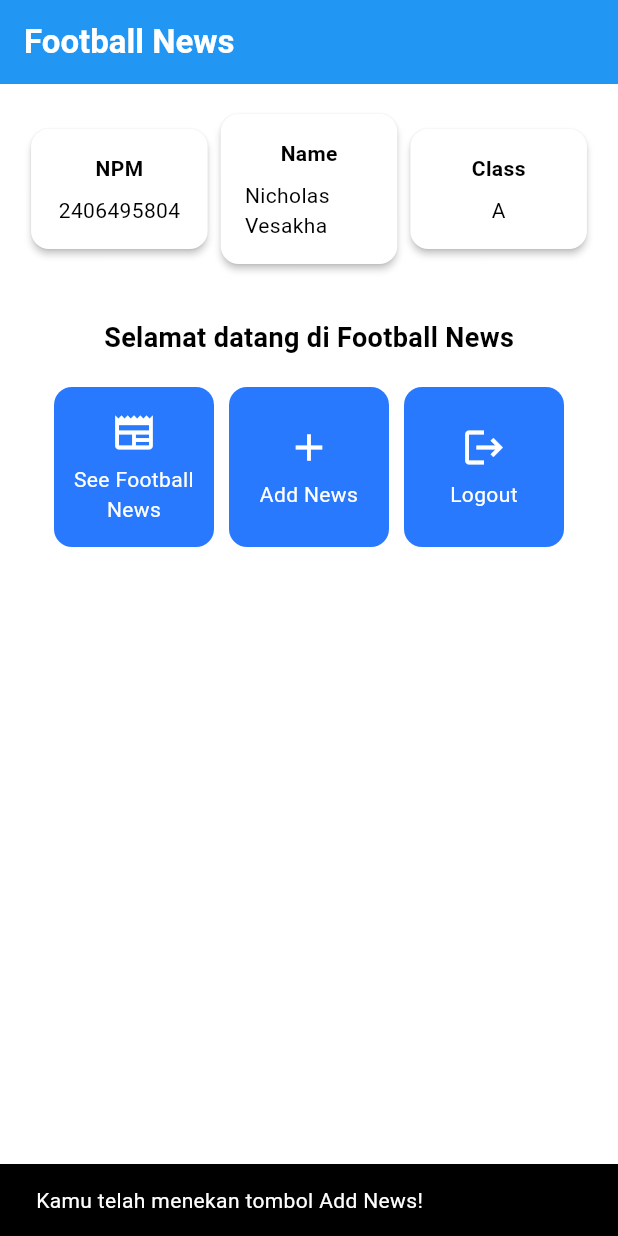
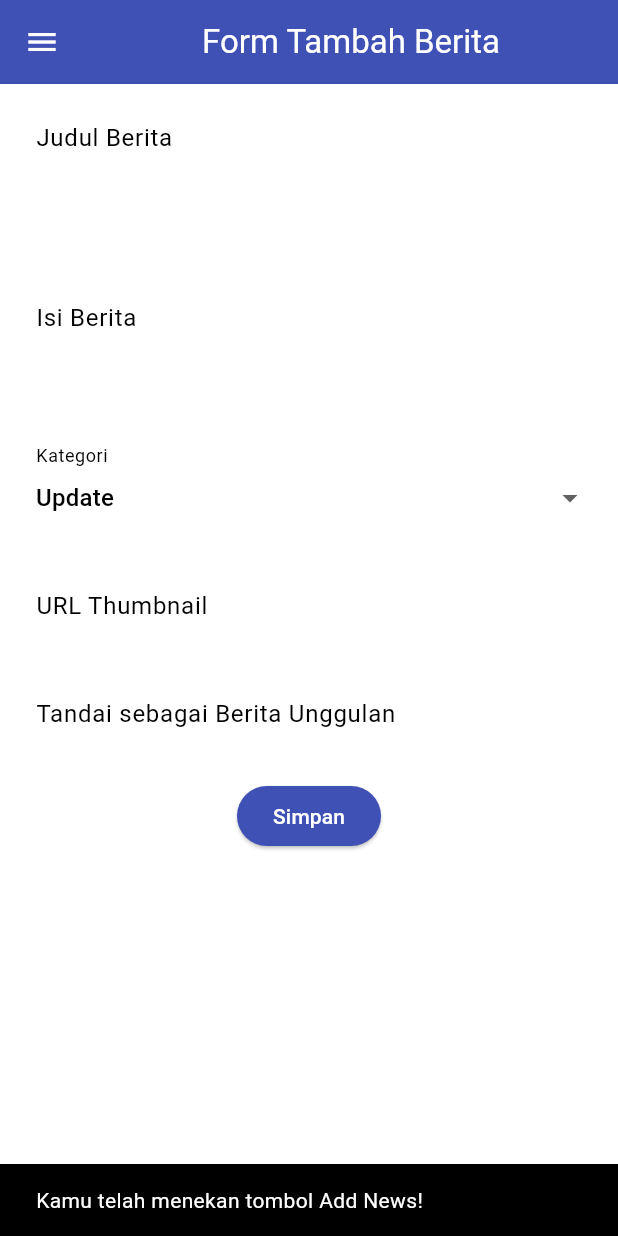
Before and after one commit to nichovesakha81/football-news-mobile, a Flutter app: the screen it shows after launch, after a tap on "Add News", on a phone screen of 412 x 824 dp. Run offline on Flutter 3.47's test engine with Material 3 defaults, Android fonts, the phone set to English and light mode, and no system bars.

Commit message:
tutorial 7 selesai

```diff
--- a/lib/menu.dart
+++ b/lib/screens/menu.dart
@@ -1,4 +1,7 @@
 import 'package:flutter/material.dart';
+import 'package:football_news/widgets/left_drawer.dart';
+import 'package:football_news/screens/newslist_form.dart';
+import 'package:football_news/widgets/news_card.dart';
 
 class MyHomePage extends StatelessWidget {
   MyHomePage({super.key});
@@ -22,14 +25,12 @@ class MyHomePage extends StatelessWidget {
         // Judul aplikasi "Football News" dengan teks putih dan tebal.
         title: const Text(
           'Football News',
-          style: TextStyle(
-            color: Colors.white,
-            fontWeight: FontWeight.bold,
-          ),
+          style: TextStyle(color: Colors.white, fontWeight: FontWeight.bold),
         ),
         // Warna latar belakang AppBar diambil dari skema warna tema aplikasi.
         backgroundColor: Theme.of(context).colorScheme.primary,
       ),
+      drawer: LeftDrawer(),
       // Body halaman dengan padding di sekelilingnya.
       body: Padding(
         padding: const EdgeInsets.all(16.0),
@@ -54,7 +55,6 @@ class MyHomePage extends StatelessWidget {
             Center(
               child: Column(
                 // Menyusun teks dan grid item secara vertikal.
-
                 children: [
                   // Menampilkan teks sambutan dengan gaya tebal dan ukuran 18.
                   const Padding(
@@ -96,8 +96,8 @@ class MyHomePage extends StatelessWidget {
 class InfoCard extends StatelessWidget {
   // Kartu informasi yang menampilkan title dan content.
 
-  final String title;  // Judul kartu.
-  final String content;  // Isi kartu.
+  final String title; // Judul kartu.
+  final String content; // Isi kartu.
 
   const InfoCard({super.key, required this.title, required this.content});
 
@@ -108,15 +108,14 @@ class InfoCard extends StatelessWidget {
       elevation: 2.0,
       child: Container(
         // Mengatur ukuran dan jarak di dalam kartu.
-        width: MediaQuery.of(context).size.width / 3.5, // menyesuaikan dengan lebar device yang digunakan.
+        width:
+            MediaQuery.of(context).size.width /
+            3.5, // menyesuaikan dengan lebar device yang digunakan.
         padding: const EdgeInsets.all(16.0),
         // Menyusun title dan content secara vertikal.
         child: Column(
           children: [
-            Text(
-              title,
-              style: const TextStyle(fontWeight: FontWeight.bold),
-            ),
+            Text(title, style: const TextStyle(fontWeight: FontWeight.bold)),
             const SizedBox(height: 8.0),
             Text(content),
           ],
@@ -125,64 +124,3 @@ class InfoCard extends StatelessWidget {
     );
   }
 }
-
-class ItemHomepage {
- final String name;
- final IconData icon;
-
- ItemHomepage(this.name, this.icon);
-}
-
-class ItemCard extends StatelessWidget {
-  // Menampilkan kartu dengan ikon dan nama.
-
-  final ItemHomepage item;
-
-  const ItemCard(this.item, {super.key});
-
-  @override
-  Widget build(BuildContext context) {
-    return Material(
-      // Menentukan warna latar belakang dari tema aplikasi.
-      color: Theme.of(context).colorScheme.secondary,
-      // Membuat sudut kartu melengkung.
-      borderRadius: BorderRadius.circular(12),
-
-      child: InkWell(
-        // Aksi ketika kartu ditekan.
-        onTap: () {
-          // Menampilkan pesan SnackBar saat kartu ditekan.
-          ScaffoldMessenger.of(context)
-            ..hideCurrentSnackBar()
-            ..showSnackBar(
-              SnackBar(content: Text("Kamu telah menekan tombol ${item.name}!"))
-            );
-        },
-        // Container untuk menyimpan Icon dan Text
-        child: Container(
-          padding: const EdgeInsets.all(8),
-          child: Center(
-            child: Column(
-              // Menyusun ikon dan teks di tengah kartu.
-              mainAxisAlignment: MainAxisAlignment.center,
-              children: [
-                Icon(
-                  item.icon,
-                  color: Colors.white,
-                  size: 30.0,
-                ),
-                const Padding(padding: EdgeInsets.all(3)),
-                Text(
-                  item.name,
-                  textAlign: TextAlign.center,
-                  style: const TextStyle(color: Colors.white),
-                ),
-              ],
-            ),
-          ),
-        ),
-      ),
-    );
-  }
-
-}
--- /dev/null
+++ b/lib/screens/newslist_form.dart
@@ -0,0 +1,210 @@
+import 'package:flutter/material.dart';
+import 'package:football_news/widgets/left_drawer.dart';
+
+class NewsFormPage extends StatefulWidget {
+  const NewsFormPage({super.key});
+
+  @override
+  State<NewsFormPage> createState() => _NewsFormPageState();
+}
+
+class _NewsFormPageState extends State<NewsFormPage> {
+  final _formKey = GlobalKey<FormState>();
+  String _title = "";
+  String _content = "";
+  String _category = "update"; // default
+  String _thumbnail = "";
+  bool _isFeatured = false; // default
+
+  final List<String> _categories = [
+    'transfer',
+    'update',
+    'exclusive',
+    'match',
+    'rumor',
+    'analysis',
+  ];
+  @override
+  Widget build(BuildContext context) {
+    return Scaffold(
+      appBar: AppBar(
+        title: const Center(child: Text('Form Tambah Berita')),
+        backgroundColor: Colors.indigo,
+        foregroundColor: Colors.white,
+      ),
+      drawer: const LeftDrawer(),
+      body: Form(
+        key: _formKey,
+        child: SingleChildScrollView(
+          child: Column(
+            crossAxisAlignment: CrossAxisAlignment.start,
+            children: [
+              // === Title ===
+              Padding(
+                padding: const EdgeInsets.all(8.0),
+                child: TextFormField(
+                  decoration: InputDecoration(
+                    hintText: "Judul Berita",
+                    labelText: "Judul Berita",
+                    border: OutlineInputBorder(
+                      borderRadius: BorderRadius.circular(5.0),
+                    ),
+                  ),
+                  onChanged: (String? value) {
+                    setState(() {
+                      _title = value!;
+                    });
+                  },
+                  validator: (String? value) {
+                    if (value == null || value.isEmpty) {
+                      return "Judul tidak boleh kosong!";
+                    }
+                    return null;
+                  },
+                ),
+              ),
+
+              // === Content ===
+              Padding(
+                padding: const EdgeInsets.all(8.0),
+                child: TextFormField(
+                  maxLines: 5,
+                  decoration: InputDecoration(
+                    hintText: "Isi Berita",
+                    labelText: "Isi Berita",
+                    border: OutlineInputBorder(
+                      borderRadius: BorderRadius.circular(5.0),
+                    ),
+                  ),
+                  onChanged: (String? value) {
+                    setState(() {
+                      _content = value!;
+                    });
+                  },
+                  validator: (String? value) {
+                    if (value == null || value.isEmpty) {
+                      return "Isi berita tidak boleh kosong!";
+                    }
+                    return null;
+                  },
+                ),
+              ),
+
+              // === Category ===
+              Padding(
+                padding: const EdgeInsets.all(8.0),
+                child: DropdownButtonFormField<String>(
+                  decoration: InputDecoration(
+                    labelText: "Kategori",
+                    border: OutlineInputBorder(
+                      borderRadius: BorderRadius.circular(5.0),
+                    ),
+                  ),
+                  value: _category,
+                  items: _categories
+                      .map(
+                        (cat) => DropdownMenuItem(
+                          value: cat,
+                          child: Text(cat[0].toUpperCase() + cat.substring(1)),
+                        ),
+                      )
+                      .toList(),
+                  onChanged: (String? newValue) {
+                    setState(() {
+                      _category = newValue!;
+                    });
+                  },
+                ),
+              ),
+
+              // === Thumbnail URL ===
+              Padding(
+                padding: const EdgeInsets.all(8.0),
+                child: TextFormField(
+                  decoration: InputDecoration(
+                    hintText: "URL Thumbnail (opsional)",
+                    labelText: "URL Thumbnail",
+                    border: OutlineInputBorder(
+                      borderRadius: BorderRadius.circular(5.0),
+                    ),
+                  ),
+                  onChanged: (String? value) {
+                    setState(() {
+                      _thumbnail = value!;
+                    });
+                  },
+                ),
+              ),
+
+              // === Is Featured ===
+              Padding(
+                padding: const EdgeInsets.all(8.0),
+                child: SwitchListTile(
+                  title: const Text("Tandai sebagai Berita Unggulan"),
+                  value: _isFeatured,
+                  onChanged: (bool value) {
+                    setState(() {
+                      _isFeatured = value;
+                    });
+                  },
+                ),
+              ),
+
+              // === Tombol Simpan ===
+              Align(
+                alignment: Alignment.bottomCenter,
+                child: Padding(
+                  padding: const EdgeInsets.all(8.0),
+                  child: ElevatedButton(
+                    style: ButtonStyle(
+                      backgroundColor: MaterialStateProperty.all(Colors.indigo),
+                    ),
+                    onPressed: () {
+                      if (_formKey.currentState!.validate()) {
+                        showDialog(
+                          context: context,
+                          builder: (context) {
+                            return AlertDialog(
+                              title: const Text('Berita berhasil disimpan!'),
+                              content: SingleChildScrollView(
+                                child: Column(
+                                  crossAxisAlignment: CrossAxisAlignment.start,
+                                  children: [
+                                    Text('Judul: $_title'),
+                                    Text('Isi: $_content'),
+                                    Text('Kategori: $_category'),
+                                    Text('Thumbnail: $_thumbnail'),
+                                    Text(
+                                      'Unggulan: ${_isFeatured ? "Ya" : "Tidak"}',
+                                    ),
+                                  ],
+                                ),
+                              ),
+                              actions: [
+                                TextButton(
+                                  child: const Text('OK'),
+                                  onPressed: () {
+                                    Navigator.pop(context);
+                                  },
+                                ),
+                              ],
+                            );
+                          },
+                        );
+                        _formKey.currentState!.reset();
+                      }
+                    },
+                    child: const Text(
+                      "Simpan",
+                      style: TextStyle(color: Colors.white),
+                    ),
+                  ),
+                ),
+              ),
+            ],
+          ),
+        ),
+      ),
+    );
+  }
+}
--- /dev/null
+++ b/lib/widgets/left_drawer.dart
@@ -0,0 +1,74 @@
+import 'package:flutter/material.dart';
+import 'package:football_news/screens/menu.dart';
+import 'package:football_news/screens/newslist_form.dart';
+
+class LeftDrawer extends StatelessWidget {
+  const LeftDrawer({super.key});
+
+  @override
+  Widget build(BuildContext context) {
+    return Drawer(
+      child: ListView(
+        children: [
+          const DrawerHeader(
+            decoration: BoxDecoration(color: Colors.blue),
+            child: Column(
+              children: [
+                Text(
+                  'Football News',
+                  textAlign: TextAlign.center,
+                  style: TextStyle(
+                    fontSize: 30,
+                    fontWeight: FontWeight.bold,
+                    color: Colors.white,
+                  ),
+                ),
+                Padding(padding: EdgeInsets.all(10)),
+                Text(
+                  "Seluruh berita sepak bola terkini di sini!",
+                  // TODO: Tambahkan gaya teks dengan center alignment, font ukuran 15, warna putih, dan weight biasa
+                  textAlign: TextAlign.center,
+                  style: TextStyle(
+                    fontSize: 15,
+                    color: Colors.white,
+                    fontWeight: FontWeight.normal,
+                  ),
+                ),
+              ],
+            ),
+          ),
+          ListTile(
+            leading: const Icon(Icons.home_outlined),
+            title: const Text('Home'),
+            // Bagian redirection ke MyHomePage
+            onTap: () {
+              Navigator.pushReplacement(
+                context,
+                MaterialPageRoute(builder: (context) => MyHomePage()),
+              );
+            },
+          ),
+          ListTile(
+            leading: const Icon(Icons.post_add),
+            title: const Text('Add News'),
+            // Bagian redirection ke NewsFormPage
+            onTap: () {
+              Navigator.pushReplacement(
+                context,
+                MaterialPageRoute(builder: (context) => const NewsFormPage()),
+              );
+            },
+          ),
+          // TODO: Buat ListTile baru untuk ke halaman melihat news
+          ListTile(
+            leading: const Icon(Icons.article_outlined),
+            title: const Text('See News'),
+            onTap: () {
+              // Untuk tutorial selanjutnya, jadi dikosongkan dulu
+            },
+          ),
+        ],
+      ),
+    );
+  }
+}
--- /dev/null
+++ b/lib/widgets/news_card.dart
@@ -0,0 +1,67 @@
+import 'package:flutter/material.dart';
+import 'package:football_news/screens/newslist_form.dart';
+
+class ItemHomepage {
+  final String name;
+  final IconData icon;
+
+  ItemHomepage(this.name, this.icon);
+}
+
+class ItemCard extends StatelessWidget {
+  // Menampilkan kartu dengan ikon dan nama.
+
+  final ItemHomepage item;
+
+  const ItemCard(this.item, {super.key});
+
+  @override
+  Widget build(BuildContext context) {
+    return Material(
+      // Menentukan warna latar belakang dari tema aplikasi.
+      color: Theme.of(context).colorScheme.secondary,
+      // Membuat sudut kartu melengkung.
+      borderRadius: BorderRadius.circular(12),
+
+      child: InkWell(
+        // Aksi ketika kartu ditekan.
+        onTap: () {
+          // Menampilkan pesan SnackBar saat kartu ditekan.
+          ScaffoldMessenger.of(context)
+            ..hideCurrentSnackBar()
+            ..showSnackBar(
+              SnackBar(
+                content: Text("Kamu telah menekan tombol ${item.name}!"),
+              ),
+            );
+
+          if (item.name == "Add News") {
+            Navigator.push(
+              context,
+              MaterialPageRoute(builder: (context) => const NewsFormPage()),
+            );
+          }
+        },
+        // Container untuk menyimpan Icon dan Text
+        child: Container(
+          padding: const EdgeInsets.all(8),
+          child: Center(
+            child: Column(
+              // Menyusun ikon dan teks di tengah kartu.
+              mainAxisAlignment: MainAxisAlignment.center,
+              children: [
+                Icon(item.icon, color: Colors.white, size: 30.0),
+                const Padding(padding: EdgeInsets.all(3)),
+                Text(
+                  item.name,
+                  textAlign: TextAlign.center,
+                  style: const TextStyle(color: Colors.white),
+                ),
+              ],
+            ),
+          ),
+        ),
+      ),
+    );
+  }
+}
```
Also changed, not shown: form_sample/analysis_options.yaml (added, +28 -0 lines), form_sample/lib/main.dart (added, +64 -0 lines), form_sample/pubspec.yaml (added, +89 -0 lines), lib/main.dart (+4 -3 lines), form_sample/pubspec.lock (added), 124 other files. Lines whose indentation alone changed are shown as unchanged.
